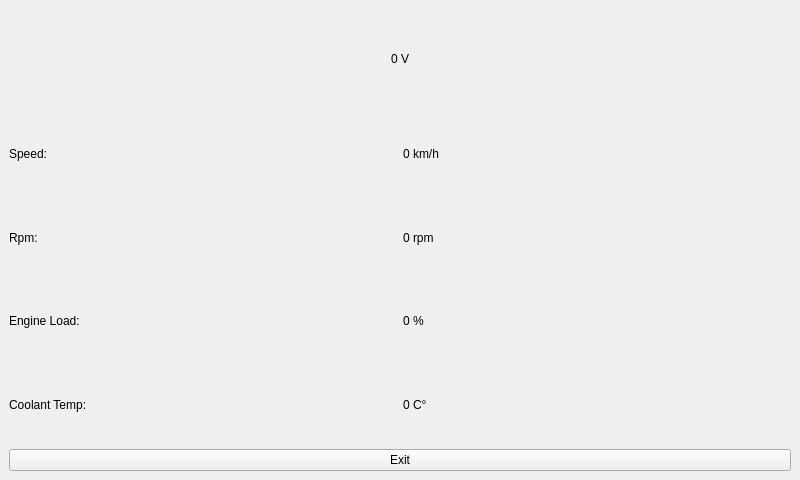
The window that obdscan.ui (takyonxxx/Elm327_Wifi_Obd2_Qt_Project) describes before a commit, drawn with Qt 5.
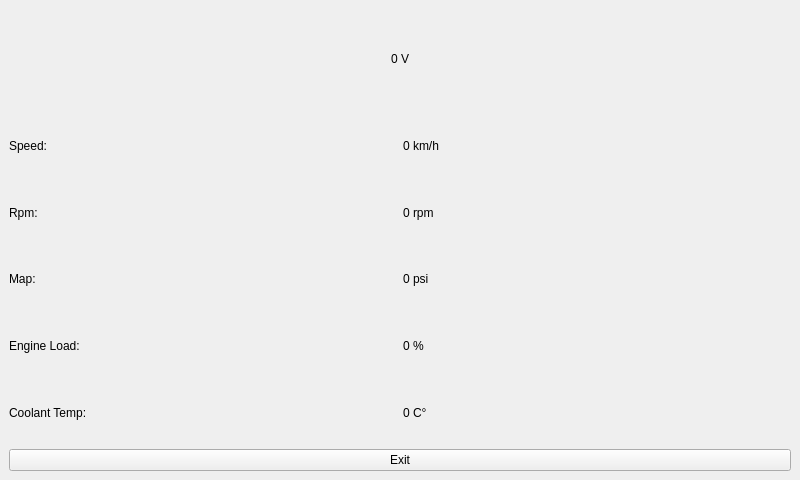
The same window after the commit.

Diff of the .ui file:
```diff
--- a/obdscan.ui
+++ b/obdscan.ui
@@ -44,24 +44,10 @@
     </item>
     <item row="1" column="0">
      <layout class="QGridLayout" name="gridLayout">
-      <item row="0" column="1">
-       <widget class="QLabel" name="labelSpeed">
+      <item row="5" column="0">
+       <widget class="QLabel" name="labelCoolantTitle">
         <property name="text">
-         <string>0 km/h</string>
-        </property>
-       </widget>
-      </item>
-      <item row="2" column="0">
-       <widget class="QLabel" name="labelLoadTitle">
-        <property name="text">
-         <string>Engine Load:</string>
-        </property>
-       </widget>
-      </item>
-      <item row="0" column="0">
-       <widget class="QLabel" name="labelSpeedTitle">
-        <property name="text">
-         <string>Speed:</string>
+         <string>Coolant Temp:</string>
         </property>
        </widget>
       </item>
@@ -72,17 +58,17 @@
         </property>
        </widget>
       </item>
-      <item row="2" column="1">
+      <item row="3" column="1">
        <widget class="QLabel" name="labelLoad">
         <property name="text">
          <string>0 %</string>
         </property>
        </widget>
       </item>
-      <item row="4" column="1">
-       <widget class="QLabel" name="labelCoolant">
+      <item row="3" column="0">
+       <widget class="QLabel" name="labelLoadTitle">
         <property name="text">
-         <string>0 C°</string>
+         <string>Engine Load:</string>
         </property>
        </widget>
       </item>
@@ -93,10 +79,38 @@
         </property>
        </widget>
       </item>
-      <item row="4" column="0">
-       <widget class="QLabel" name="labelCoolantTitle">
+      <item row="0" column="0">
+       <widget class="QLabel" name="labelSpeedTitle">
         <property name="text">
-         <string>Coolant Temp:</string>
+         <string>Speed:</string>
+        </property>
+       </widget>
+      </item>
+      <item row="0" column="1">
+       <widget class="QLabel" name="labelSpeed">
+        <property name="text">
+         <string>0 km/h</string>
+        </property>
+       </widget>
+      </item>
+      <item row="5" column="1">
+       <widget class="QLabel" name="labelCoolant">
+        <property name="text">
+         <string>0 C°</string>
+        </property>
+       </widget>
+      </item>
+      <item row="2" column="0">
+       <widget class="QLabel" name="labelMapTitle">
+        <property name="text">
+         <string>Map:</string>
+        </property>
+       </widget>
+      </item>
+      <item row="2" column="1">
+       <widget class="QLabel" name="labelMap">
+        <property name="text">
+         <string>0 psi</string>
         </property>
        </widget>
       </item>
```
